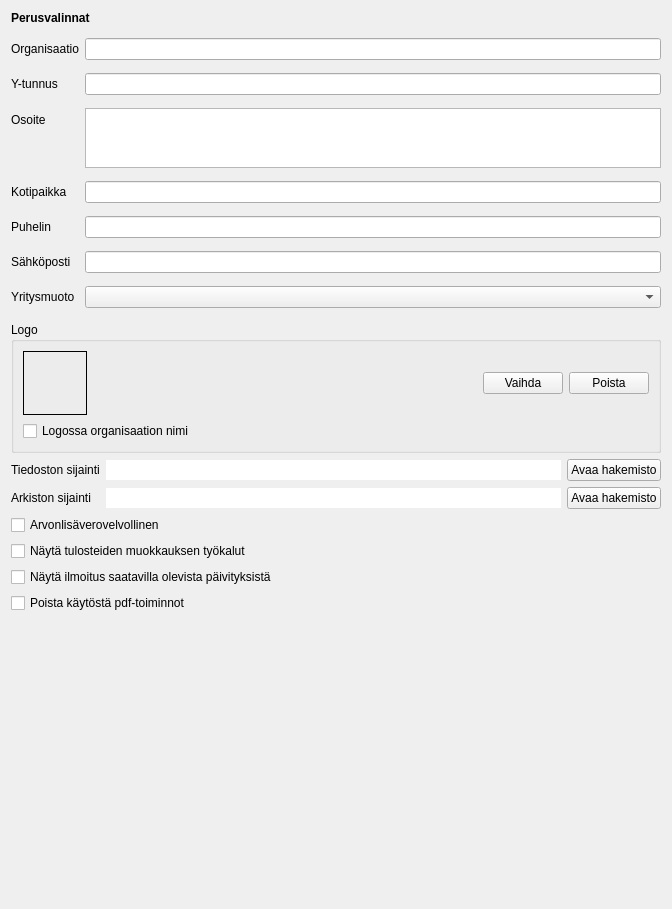
This is kitupiikki/maaritys/perusvalinnat.ui in artoh/kitupiikki as Qt 5 draws it before an edit. The edited form follows.
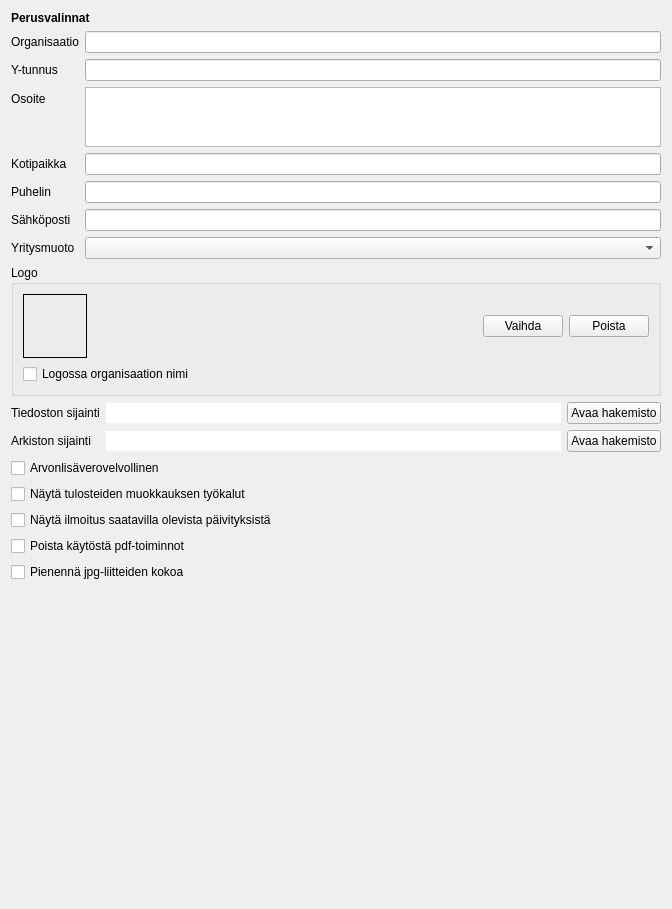
This is the edited form. Icons and pictures are not drawn.

Commit message: Jpg-liitteiden pienennys tietokantaan

Patch:
```diff
--- a/kitupiikki/maaritys/perusvalinnat.ui
+++ b/kitupiikki/maaritys/perusvalinnat.ui
@@ -13,7 +13,7 @@
   <property name="windowTitle">
    <string>Form</string>
   </property>
-  <layout class="QVBoxLayout" name="verticalLayout_2">
+  <layout class="QVBoxLayout" name="verticalLayout_2" stretch="0,0,0,0,0,0,0,0,0,1">
    <item>
     <widget class="QLabel" name="label_3">
      <property name="text">
@@ -329,11 +329,25 @@
      </property>
     </widget>
    </item>
+   <item>
+    <widget class="QCheckBox" name="pienennaJpg">
+     <property name="text">
+      <string>Pienennä jpg-liitteiden kokoa</string>
+     </property>
+     <property name="icon">
+      <iconset resource="../pic/pic.qrc">
+       <normaloff>:/pic/kuva2.png</normaloff>:/pic/kuva2.png</iconset>
+     </property>
+    </widget>
+   </item>
    <item>
     <spacer name="verticalSpacer">
      <property name="orientation">
       <enum>Qt::Vertical</enum>
      </property>
+     <property name="sizeType">
+      <enum>QSizePolicy::Expanding</enum>
+     </property>
      <property name="sizeHint" stdset="0">
       <size>
        <width>20</width>
```
The commit also changes 6 other files.
